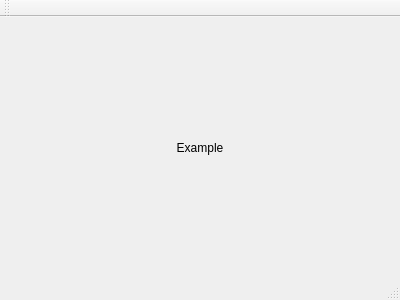
This is app/TaskSpace/gui/mainwindow.ui in ApplicationsForge/TaskSpace as Qt 5 draws it before an edit. The edited form follows.
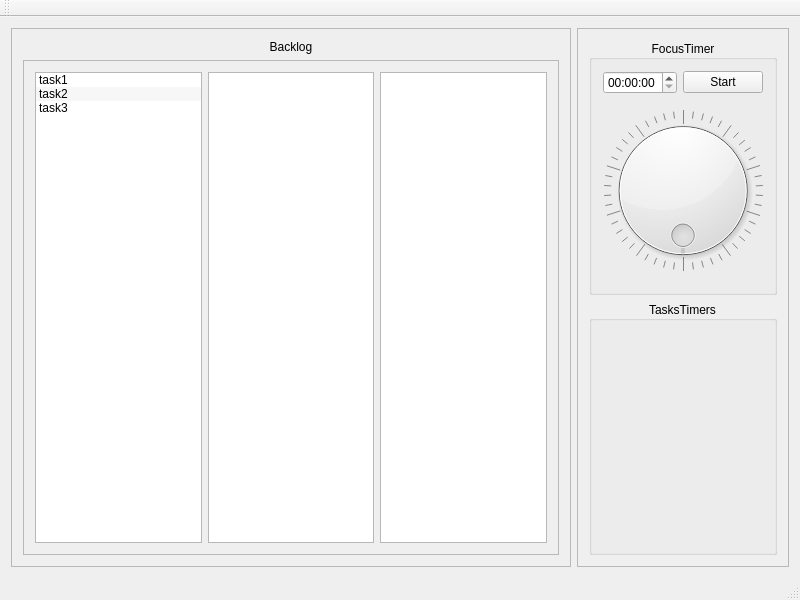
This is the edited form.

What changed in the file:
```diff
--- a/app/TaskSpace/gui/mainwindow.ui
+++ b/app/TaskSpace/gui/mainwindow.ui
@@ -6,50 +6,208 @@
    <rect>
     <x>0</x>
     <y>0</y>
-    <width>400</width>
-    <height>300</height>
+    <width>800</width>
+    <height>600</height>
    </rect>
   </property>
   <property name="windowTitle">
    <string>TaskSpace</string>
   </property>
   <widget class="QWidget" name="centralWidget">
-   <layout class="QVBoxLayout" name="verticalLayout">
-    <item>
-     <spacer name="verticalSpacer">
-      <property name="orientation">
-       <enum>Qt::Vertical</enum>
+   <layout class="QGridLayout" name="gridLayout">
+    <item row="0" column="1" rowspan="2">
+     <widget class="QFrame" name="timersFrame">
+      <property name="sizePolicy">
+       <sizepolicy hsizetype="Preferred" vsizetype="Preferred">
+        <horstretch>1</horstretch>
+        <verstretch>0</verstretch>
+       </sizepolicy>
       </property>
-      <property name="sizeHint" stdset="0">
-       <size>
-        <width>20</width>
-        <height>100</height>
-       </size>
+      <property name="frameShape">
+       <enum>QFrame::StyledPanel</enum>
       </property>
-     </spacer>
-    </item>
-    <item>
-     <widget class="QLabel" name="label">
-      <property name="text">
-       <string>Example</string>
+      <property name="frameShadow">
+       <enum>QFrame::Raised</enum>
       </property>
-      <property name="alignment">
-       <set>Qt::AlignCenter</set>
-      </property>
+      <layout class="QVBoxLayout" name="verticalLayout">
+       <item>
+        <widget class="QGroupBox" name="FocusTimerGroupBox">
+         <property name="title">
+          <string>FocusTimer</string>
+         </property>
+         <property name="alignment">
+          <set>Qt::AlignCenter</set>
+         </property>
+         <property name="flat">
+          <bool>true</bool>
+         </property>
+         <layout class="QGridLayout" name="gridLayout_3">
+          <item row="0" column="0">
+           <widget class="QTimeEdit" name="focusTimerTimeEdit"/>
+          </item>
+          <item row="0" column="1">
+           <widget class="QPushButton" name="startFocusTimerPushButton">
+            <property name="text">
+             <string>Start</string>
+            </property>
+           </widget>
+          </item>
+          <item row="1" column="0" colspan="2">
+           <widget class="QDial" name="focusTimerDial">
+            <property name="tracking">
+             <bool>true</bool>
+            </property>
+            <property name="orientation">
+             <enum>Qt::Horizontal</enum>
+            </property>
+            <property name="invertedAppearance">
+             <bool>false</bool>
+            </property>
+            <property name="invertedControls">
+             <bool>false</bool>
+            </property>
+            <property name="wrapping">
+             <bool>true</bool>
+            </property>
+            <property name="notchesVisible">
+             <bool>true</bool>
+            </property>
+           </widget>
+          </item>
+         </layout>
+        </widget>
+       </item>
+       <item>
+        <widget class="QGroupBox" name="TaskTimersGroupBox">
+         <property name="title">
+          <string>TasksTimers</string>
+         </property>
+         <property name="alignment">
+          <set>Qt::AlignCenter</set>
+         </property>
+         <property name="flat">
+          <bool>true</bool>
+         </property>
+        </widget>
+       </item>
+      </layout>
      </widget>
     </item>
-    <item>
-     <spacer name="verticalSpacer_2">
-      <property name="orientation">
-       <enum>Qt::Vertical</enum>
+    <item row="0" column="0" rowspan="2">
+     <widget class="QFrame" name="backlogFrame">
+      <property name="sizePolicy">
+       <sizepolicy hsizetype="Preferred" vsizetype="Preferred">
+        <horstretch>3</horstretch>
+        <verstretch>0</verstretch>
+       </sizepolicy>
       </property>
-      <property name="sizeHint" stdset="0">
-       <size>
-        <width>20</width>
-        <height>100</height>
-       </size>
+      <property name="frameShape">
+       <enum>QFrame::StyledPanel</enum>
       </property>
-     </spacer>
+      <property name="frameShadow">
+       <enum>QFrame::Raised</enum>
+      </property>
+      <layout class="QGridLayout" name="gridLayout_2">
+       <item row="0" column="0">
+        <widget class="QLabel" name="backlogLabel">
+         <property name="font">
+          <font>
+           <weight>50</weight>
+           <bold>false</bold>
+          </font>
+         </property>
+         <property name="text">
+          <string>Backlog</string>
+         </property>
+         <property name="alignment">
+          <set>Qt::AlignCenter</set>
+         </property>
+        </widget>
+       </item>
+       <item row="1" column="0">
+        <widget class="QScrollArea" name="backlogScrollArea">
+         <property name="widgetResizable">
+          <bool>true</bool>
+         </property>
+         <widget class="QWidget" name="scrollAreaWidgetContents">
+          <property name="geometry">
+           <rect>
+            <x>0</x>
+            <y>0</y>
+            <width>539</width>
+            <height>462</height>
+           </rect>
+          </property>
+          <layout class="QHBoxLayout" name="horizontalLayout">
+           <item>
+            <widget class="QListWidget" name="listWidget">
+             <property name="dragEnabled">
+              <bool>false</bool>
+             </property>
+             <property name="dragDropMode">
+              <enum>QAbstractItemView::DragDrop</enum>
+             </property>
+             <property name="defaultDropAction">
+              <enum>Qt::MoveAction</enum>
+             </property>
+             <property name="alternatingRowColors">
+              <bool>true</bool>
+             </property>
+             <item>
+              <property name="text">
+               <string>task1</string>
+              </property>
+             </item>
+             <item>
+              <property name="text">
+               <string>task2</string>
+              </property>
+             </item>
+             <item>
+              <property name="text">
+               <string>task3</string>
+              </property>
+             </item>
+            </widget>
+           </item>
+           <item>
+            <widget class="QListWidget" name="listWidget_2">
+             <property name="dragEnabled">
+              <bool>false</bool>
+             </property>
+             <property name="dragDropMode">
+              <enum>QAbstractItemView::DragDrop</enum>
+             </property>
+             <property name="defaultDropAction">
+              <enum>Qt::MoveAction</enum>
+             </property>
+             <property name="alternatingRowColors">
+              <bool>true</bool>
+             </property>
+            </widget>
+           </item>
+           <item>
+            <widget class="QListWidget" name="listWidget_3">
+             <property name="dragEnabled">
+              <bool>false</bool>
+             </property>
+             <property name="dragDropMode">
+              <enum>QAbstractItemView::DragDrop</enum>
+             </property>
+             <property name="defaultDropAction">
+              <enum>Qt::MoveAction</enum>
+             </property>
+             <property name="alternatingRowColors">
+              <bool>true</bool>
+             </property>
+            </widget>
+           </item>
+          </layout>
+         </widget>
+        </widget>
+       </item>
+      </layout>
+     </widget>
     </item>
    </layout>
   </widget>
```
Left out of the diff: 2 changed lines with no effect on the pictures.
